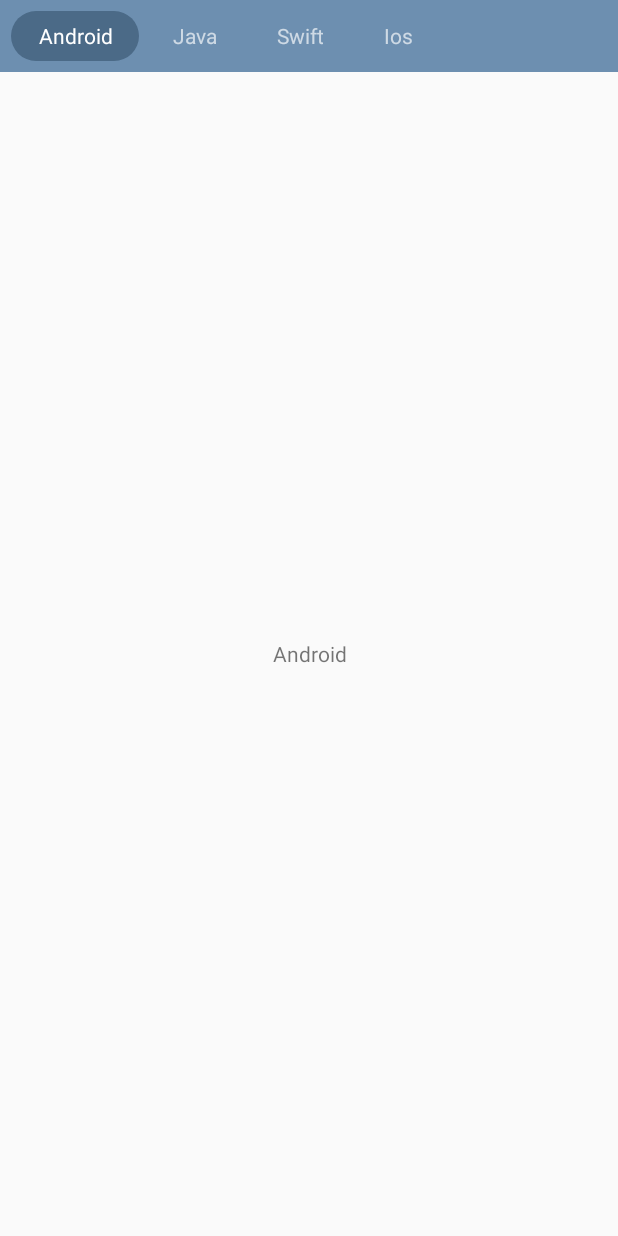
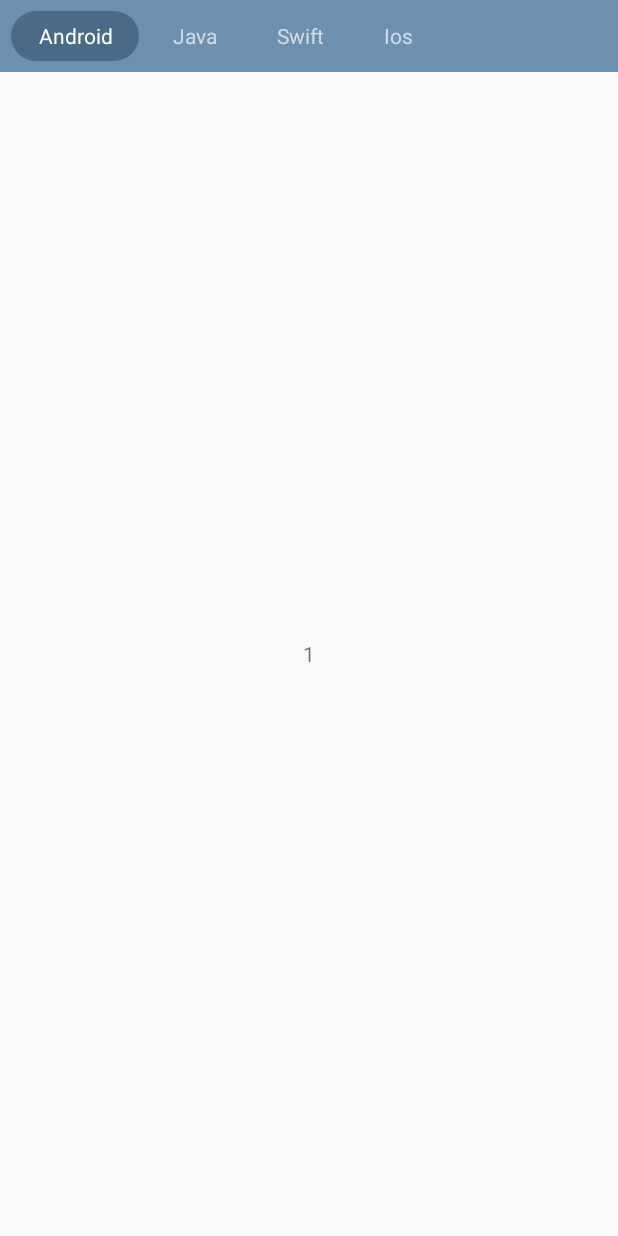
Before and after one commit to Dreamer206602/TabLayoutSamples, an Android app: the Test1Activity screen opened directly, with no data from a screen before it, on a phone screen of 412 x 824 dp. Run offline under Robolectric (Android 15) with nearby library versions, the phone set to English and light mode, and no system bars; our stand-ins replace ButterKnife.

Commit message:
添加了一些测试的Fragment

```diff
--- a/app/src/main/java/com/tq/ui/Test1Activity.java
+++ b/app/src/main/java/com/tq/ui/Test1Activity.java
@@ -29,7 +29,7 @@ public class Test1Activity extends AppCompatActivity {
     @Bind(R.id.vp)
     ViewPager vp;
     private String[] mTitles = {"Android", "Java", "Swift", "Ios"};
-    private ArrayList<Fragment>mFragments=new ArrayList<>();
+    private ArrayList<Fragment> mFragments = new ArrayList<>();
 
     @Override
     protected void onCreate(Bundle savedInstanceState) {
@@ -37,19 +37,11 @@ public class Test1Activity extends AppCompatActivity {
         setContentView(R.layout.activity_test1);
         ButterKnife.bind(this);
 
-//        for(String title:mTitles){
-//            mFragments.add(SimpleCardFragment.getInstance("Switch ViewPager Test1 "+title));
-//        }
 
-        for (String title:mTitles) {
-            mFragments.add(AndroidFragment.getInstance(title));
-//            mFragments.add(JavaFragment.getInstance(title));
-//            mFragments.add(SwiftFragment.getInstance(title));
-//            mFragments.add(IosFragment.getInstance(title));
-        }
-
-
-
+        mFragments.add(AndroidFragment.getInstance("1"));
+        mFragments.add(JavaFragment.getInstance("2"));
+        mFragments.add(SwiftFragment.getInstance("3"));
+        mFragments.add(IosFragment.getInstance("4"));
         vp.setAdapter(new MyPagerAdapter(getSupportFragmentManager()));
         //TODO ViewPager 和TabLayout 相关联
         tl.setViewPager(vp);
```
Also changed, not shown: app/src/main/java/com/tq/ui/Test2Activity.java (+11 -4 lines), app/src/main/java/com/tq/ui/Test3Activity.java (+4 -3 lines).
